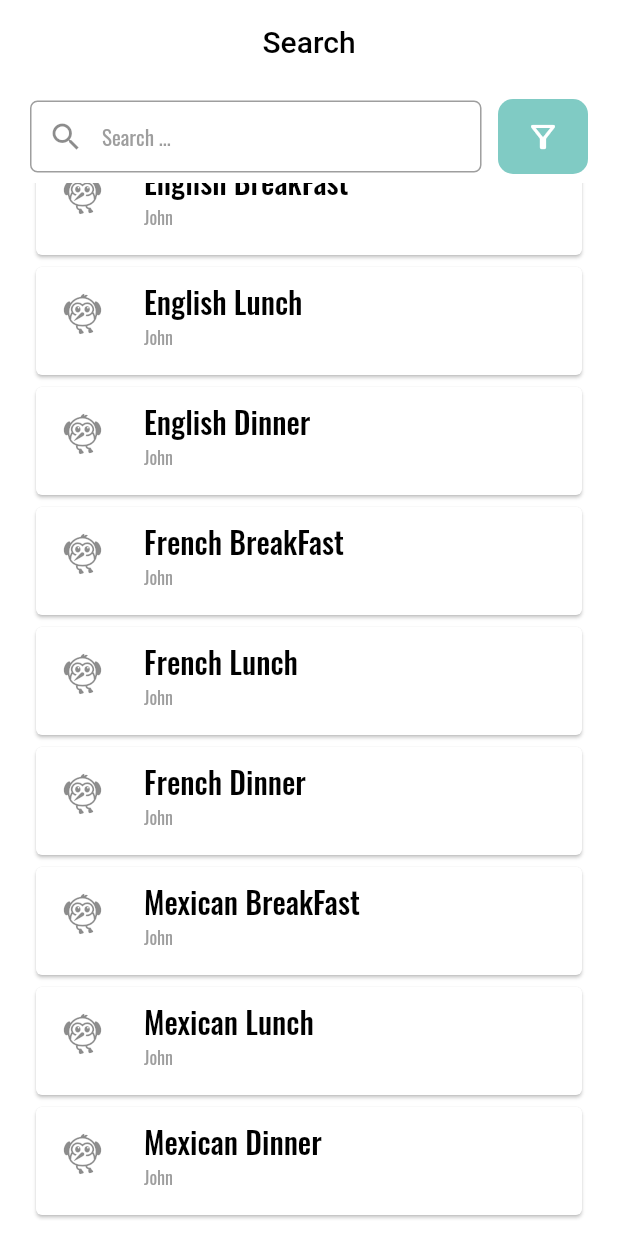
After one commit to BasitCh/recipely, a Flutter app: the SearchScreen screen opened by its route, scrolled down 748 dp, after a tap on the "filter alt" icon, on a phone screen of 412 x 824 dp. The commit adds this screen. Run offline on Flutter 3.47's test engine with Material 2 defaults, Android fonts, the phone set to English and light mode, and no system bars; our stand-ins replace bloc, firebase_auth, firebase_core, firebase_crashlytics, flutter_bloc, flutter_screenutil and 6 more; accounts and stored records are empty.

Commit message:
feat[get-products]: products list fetched

```diff
--- /dev/null
+++ b/lib/application/search_bloc/search_bloc.dart
@@ -0,0 +1,33 @@
+// ignore_for_file: depend_on_referenced_packages
+
+import 'package:bloc/bloc.dart';
+import 'package:recipely/infrastructure/search/search_repository.dart';
+import '../../domain/search/food.dart';
+
+part 'search_event.dart';
+part 'search_state.dart';
+
+class SearchBloc extends Bloc<SearchEvent, SearchState> {
+  final SearchRepository searchRepository;
+
+  SearchBloc({required this.searchRepository}) : super(InitialState()) {
+    on<GetFood>(_onGetFood);
+  }
+
+  Future<void> _onGetFood(
+    GetFood event,
+    Emitter<SearchState> emit,
+  ) async {
+    emit(LoadingFood());
+    Future.delayed(const Duration(seconds: 3), () {});
+    final response = searchRepository.getFood();
+    response.fold(
+      (Exception failure) => emit(
+        ErrorLoadingFood(
+          error: failure.toString(),
+        ),
+      ),
+      (List<Food> food) => emit(FoodLoaded(food: food)),
+    );
+  }
+}
--- /dev/null
+++ b/lib/application/search_bloc/search_event.dart
@@ -0,0 +1,5 @@
+part of 'search_bloc.dart';
+
+class SearchEvent {}
+
+class GetFood extends SearchEvent {}
--- /dev/null
+++ b/lib/application/search_bloc/search_state.dart
@@ -0,0 +1,18 @@
+part of 'search_bloc.dart';
+
+class SearchState {}
+
+class InitialState extends SearchState {}
+
+class LoadingFood extends SearchState {}
+
+class FoodLoaded extends SearchState {
+  final List<Food> food;
+  FoodLoaded({required this.food});
+}
+
+class ErrorLoadingFood extends SearchState {
+  final String error;
+
+  ErrorLoadingFood({required this.error});
+}
--- /dev/null
+++ b/lib/domain/search/category.dart
@@ -0,0 +1,15 @@
+import 'package:freezed_annotation/freezed_annotation.dart';
+part 'category.g.dart';
+
+@JsonSerializable()
+class Category {
+  Category({required this.id, required this.name});
+
+  final String id;
+  final String name;
+
+  factory Category.fromJson(Map<String, Object?> json) =>
+      _$CategoryFromJson(json);
+
+  Map<String, dynamic> toJson(dynamic data) => _$CategoryToJson(data);
+}
--- /dev/null
+++ b/lib/domain/search/cusine.dart
@@ -0,0 +1,14 @@
+import 'package:freezed_annotation/freezed_annotation.dart';
+part 'cusine.g.dart';
+
+@JsonSerializable()
+class Cusine {
+  Cusine({required this.id, required this.name});
+
+  final String id;
+  final String name;
+
+  factory Cusine.fromJson(Map<String, Object?> json) => _$CusineFromJson(json);
+
+  Map<String, dynamic> toJson(dynamic data) => _$CusineToJson(data);
+}
--- /dev/null
+++ b/lib/domain/search/food.dart
@@ -0,0 +1,22 @@
+import 'package:freezed_annotation/freezed_annotation.dart';
+part 'food.g.dart';
+
+@JsonSerializable()
+class Food {
+  Food({
+    required this.id,
+    required this.name,
+    required this.categoryId,
+    required this.cusineId,
+    required this.chef,
+  });
+  final String id;
+  final String name;
+  final String categoryId;
+  final String cusineId;
+  final String chef;
+
+  factory Food.fromJson(Map<String, Object?> json) => _$FoodFromJson(json);
+
+  Map<String, dynamic> toJson(dynamic data) => _$FoodToJson(data);
+}
--- /dev/null
+++ b/lib/domain/search/i_search_repository.dart
@@ -0,0 +1,6 @@
+import 'package:fpdart/fpdart.dart';
+import 'package:recipely/domain/search/food.dart';
+
+abstract class ISearchRepository {
+  Either<Exception, List<Food>> getFood();
+}
--- a/lib/infrastructure/di/injectable.dart
+++ b/lib/infrastructure/di/injectable.dart
@@ -2,6 +2,7 @@ import 'package:firebase_auth/firebase_auth.dart';
 import 'package:get_it/get_it.dart';
 import 'package:recipely/domain/auth/i_auth_repository.dart';
 import 'package:recipely/infrastructure/auth/firebase_auth_repository.dart';
+import 'package:recipely/infrastructure/search/search_data_service.dart';
 import 'package:recipely/infrastructure/services/navigation_service.dart';
 
 final GetIt getIt = GetIt.instance;
@@ -14,4 +15,5 @@ void registerServices() {
       firebaseAuth,
     ),
   );
+  getIt.registerSingleton<SearchDataService>(SearchDataService());
 }
--- /dev/null
+++ b/lib/infrastructure/search/search_data_service.dart
@@ -0,0 +1,170 @@
+// ignore_for_file: implementation_imports
+
+import 'package:fpdart/src/either.dart';
+import 'package:injectable/injectable.dart';
+import 'package:recipely/domain/search/category.dart';
+import 'package:recipely/domain/search/cusine.dart';
+import 'package:recipely/domain/search/food.dart';
+import 'package:recipely/domain/search/i_search_repository.dart';
+
+@LazySingleton(as: ISearchRepository)
+class SearchDataService implements ISearchRepository {
+  @override
+  Either<Exception, List<Food>> getFood() {
+    try {
+      return right(food);
+    } catch (e) {
+      return left(Exception(e.toString()));
+    }
+  }
+}
+
+final categories = [
+  Category(id: '1', name: 'Breakfast'),
+  Category(id: '2', name: 'Lunch'),
+  Category(id: '3', name: 'Dinner'),
+];
+
+final cusines = [
+  Cusine(
+    id: '1',
+    name: 'Italian',
+  ),
+  Cusine(
+    id: '2',
+    name: 'Mediterranean',
+  ),
+  Cusine(
+    id: '3',
+    name: 'Chinese',
+  ),
+  Cusine(
+    id: '4',
+    name: 'English',
+  ),
+  Cusine(
+    id: '5',
+    name: 'French',
+  ),
+  Cusine(
+    id: '6',
+    name: 'Mexican',
+  )
+];
+
+final food = [
+  // Italian items
+  Food(
+      id: '1',
+      name: 'Italian BreakFast',
+      categoryId: '1',
+      cusineId: '1',
+      chef: 'John'),
+  Food(
+      id: '2',
+      name: 'Italian Lunch',
+      categoryId: '2',
+      cusineId: '1',
+      chef: 'John'),
+  Food(
+      id: '3',
+      name: 'Italian Dinner',
+      categoryId: '3',
+      cusineId: '1',
+      chef: 'John'),
+  // Mediterranean items
+  Food(
+      id: '4',
+      name: 'Mediterranean BreakFast',
+      categoryId: '1',
+      cusineId: '2',
+      chef: 'John'),
+  Food(
+      id: '5',
+      name: 'Mediterranean Lunch',
+      categoryId: '2',
+      cusineId: '2',
+      chef: 'John'),
+  Food(
+      id: '6',
+      name: 'Mediterranean Dinner',
+      categoryId: '3',
+      cusineId: '2',
+      chef: 'John'),
+  // Chinease items
+  Food(
+      id: '7',
+      name: 'Chinease BreakFast',
+      categoryId: '1',
+      cusineId: '3',
+      chef: 'John'),
+  Food(
+      id: '8',
+      name: 'Chinease Lunch',
+      categoryId: '2',
+      cusineId: '3',
+      chef: 'John'),
+  Food(
+      id: '9',
+      name: 'Chinease Dinner',
+      categoryId: '3',
+      cusineId: '3',
+      chef: 'John'),
+  // English Items
+  Food(
+      id: '10',
+      name: 'English BreakFast',
+      categoryId: '1',
+      cusineId: '4',
+      chef: 'John'),
+  Food(
+      id: '11',
+      name: 'English Lunch',
+      categoryId: '2',
+      cusineId: '4',
+      chef: 'John'),
+  Food(
+      id: '12',
+      name: 'English Dinner',
+      categoryId: '3',
+      cusineId: '4',
+      chef: 'John'),
+  // French Items
+  Food(
+      id: '13',
+      name: 'French BreakFast',
+      categoryId: '1',
+      cusineId: '5',
+      chef: 'John'),
+  Food(
+      id: '14',
+      name: 'French Lunch',
+      categoryId: '2',
+      cusineId: '5',
+      chef: 'John'),
+  Food(
+      id: '15',
+      name: 'French Dinner',
+      categoryId: '3',
+      cusineId: '5',
+      chef: 'John'),
+  // Mexican
+  Food(
+      id: '16',
+      name: 'Mexican BreakFast',
+      categoryId: '1',
+      cusineId: '6',
+      chef: 'John'),
+  Food(
+      id: '17',
+      name: 'Mexican Lunch',
+      categoryId: '2',
+      cusineId: '6',
+      chef: 'John'),
+  Food(
+      id: '18',
+      name: 'Mexican Dinner',
+      categoryId: '3',
+      cusineId: '6',
+      chef: 'John'),
+];
--- /dev/null
+++ b/lib/infrastructure/search/search_repository.dart
@@ -0,0 +1,15 @@
+// ignore_for_file: implementation_imports
+
+import 'package:fpdart/src/either.dart';
+import 'package:recipely/domain/search/food.dart';
+import 'package:recipely/domain/search/i_search_repository.dart';
+import 'package:recipely/infrastructure/search/search_data_service.dart';
+
+class SearchRepository implements ISearchRepository {
+  final SearchDataService searchDataService;
+
+  SearchRepository({required this.searchDataService});
+
+  @override
+  Either<Exception, List<Food>> getFood() => searchDataService.getFood();
+}
--- a/lib/infrastructure/services/navigation_service.dart
+++ b/lib/infrastructure/services/navigation_service.dart
@@ -15,24 +15,7 @@ abstract class NavigationService {
   static const String preSplashRouteUri = '/';
   static const String postSplashRouteUri = 'landing-page';
   static const String loginRouteUri = '/login'; // remove this forward slash ...
-  static const String homeRouteUri = 'home';
-  // static const String mainScreenRouteUri = 'mainScreen';
-  static const String editRadiusRouteUri = 'editRadius';
-  static const String wizardRouteUri = 'wizard';
-  static const String personalInfoRouteUri = 'tell-us-about';
-  static const String forgetPasswordRouteUri = 'forget-password';
-  static const String newPasswordRouteUri = 'new-password';
-  static const String signupRouteUri = 'signup';
-  static const String calenderView = 'calender';
-  static const String viewProfile = 'viewProfile';
-  static const String editProfile = 'editProfile';
-  static const String pointOfInterestRouteUri = 'point-of-interest';
-  static const String myWalkDetail = 'myWalkDetail';
-  static const String viewPointOfInterestRouteUri = 'view';
-  static const String walkingInfoRouteUri = 'walking-info';
-  static const String myWalksRouteUri = 'myWalks';
-  static const String newWalkRouteUri = 'newWalk';
-  static const String newPOIRouteUri = 'newPOI';
+  static const String searchRouteUri = 'search';
 
   void navigateToNamed({
     required BuildContext context,
--- a/lib/main.dart
+++ b/lib/main.dart
@@ -5,16 +5,16 @@ import 'dart:ui';
 import 'package:firebase_core/firebase_core.dart';
 import 'package:firebase_crashlytics/firebase_crashlytics.dart';
 import 'package:flutter/material.dart';
+import 'package:recipely/firebase_options.dart';
 
 import 'package:recipely/infrastructure/di/injectable.dart';
 import 'package:recipely/receipely_app.dart';
 
-import 'firebase_options.dart';
 import 'shared/screen_util/screen_util.dart';
 
 void main() async {
   WidgetsFlutterBinding.ensureInitialized();
-  await Firebase.initializeApp();
+  await Firebase.initializeApp(options: DefaultFirebaseOptions.currentPlatform);
   // Pass all uncaught "fatal" errors from the framework to Crashlytics
   FlutterError.onError = FirebaseCrashlytics.instance.recordFlutterFatalError;
   FlutterError.onError = (errorDetails) {
--- a/lib/presentation/delegates/gorouter_delegate.dart
+++ b/lib/presentation/delegates/gorouter_delegate.dart
@@ -2,6 +2,7 @@ import 'package:flutter/material.dart';
 import 'package:go_router/go_router.dart';
 import 'package:recipely/infrastructure/services/navigation_service.dart';
 import 'package:recipely/presentation/login/login_screen.dart';
+import 'package:recipely/presentation/search/search_screen.dart';
 
 final _rootNavigatorKey = GlobalKey<NavigatorState>();
 // final _shellNavigatorKey = GlobalKey<NavigatorState>();
@@ -20,6 +21,14 @@ class GoRouterDelegate {
           return const LoginScreen();
         },
       ),
+      GoRoute(
+        parentNavigatorKey: _rootNavigatorKey,
+        path: '/${NavigationService.searchRouteUri}',
+        name: NavigationService.searchRouteUri,
+        builder: (context, routerState) {
+          return const SearchScreen();
+        },
+      ),
     ],
   );
 }
--- a/lib/presentation/login/login_screen.dart
+++ b/lib/presentation/login/login_screen.dart
@@ -2,6 +2,8 @@ import 'package:flutter/material.dart';
 import 'package:flutter_bloc/flutter_bloc.dart';
 import 'package:flutter_screenutil/flutter_screenutil.dart';
 import 'package:recipely/application/login_bloc/login_bloc.dart';
+import 'package:recipely/infrastructure/di/injectable.dart';
+import 'package:recipely/infrastructure/services/navigation_service.dart';
 import 'package:recipely/shared/extensions/media_query.dart';
 import 'package:recipely/shared/extensions/number_extensions.dart';
 import 'package:recipely/shared/global.dart';
@@ -20,13 +22,13 @@ class LoginScreen extends StatefulWidget {
 }
 
 class _LoginScreenState extends State<LoginScreen> {
-  // ignore: prefer_final_fields
-  GlobalKey<FormState> _formKey = GlobalKey<FormState>();
+  late GlobalKey<FormState> _formKey;
   late TextEditingController email;
   late TextEditingController password;
   @override
   void initState() {
     super.initState();
+    _formKey = GlobalKey<FormState>();
     email = TextEditingController();
     password = TextEditingController();
   }
@@ -68,10 +70,10 @@ class _LoginScreenState extends State<LoginScreen> {
                   } else if (state is LoginSuccess) {
                     ScaffoldMessenger.of(context).showSnackBar(
                         const SnackBar(content: Text('Login success')));
-                    // getIt<NavigationService>().replaceWithNamed(
-                    //   context: context,
-                    //   uri: NavigationService.homeRouteUri,
-                    // );
+                    getIt<NavigationService>().replaceWithNamed(
+                      context: context,
+                      uri: NavigationService.searchRouteUri,
+                    );
                   }
                 }, child: BlocBuilder<LoginBloc, LoginState>(
                   builder: (context, state) {
--- /dev/null
+++ b/lib/presentation/search/search_screen.dart
@@ -0,0 +1,143 @@
+import 'package:flutter/material.dart';
+import 'package:flutter_bloc/flutter_bloc.dart';
+import 'package:recipely/application/search_bloc/search_bloc.dart';
+import 'package:recipely/shared/extensions/number_extensions.dart';
+import 'package:recipely/shared/widgets/standard_text.dart';
+import 'package:recipely/shared/widgets/standard_textfield.dart';
+
+class SearchScreen extends StatefulWidget {
+  const SearchScreen({super.key});
+
+  @override
+  State<SearchScreen> createState() => _SearchScreenState();
+}
+
+class _SearchScreenState extends State<SearchScreen> {
+  late TextEditingController searchController;
+
+  @override
+  void initState() {
+    super.initState();
+    searchController = TextEditingController();
+    context.read<SearchBloc>().add(GetFood());
+  }
+
+  @override
+  void dispose() {
+    super.dispose();
+    searchController.dispose();
+  }
+
+  @override
+  Widget build(BuildContext context) {
+    return Scaffold(
+        resizeToAvoidBottomInset: true,
+        backgroundColor: Colors.white,
+        appBar: AppBar(
+          backgroundColor: Colors.white,
+          shadowColor: Colors.transparent,
+          title: const Text(
+            'Search',
+            style: TextStyle(color: Colors.black, fontSize: 20),
+          ),
+          centerTitle: true,
+        ),
+        body: BlocBuilder<SearchBloc, SearchState>(
+          builder: (context, state) {
+            return (state is LoadingFood)
+                ? const Center(
+                    child: CircularProgressIndicator.adaptive(),
+                  )
+                : (state is ErrorLoadingFood)
+                    ? Center(
+                        child: StandardText.body2(
+                          context,
+                          state.error,
+                          color: Colors.red,
+                        ),
+                      )
+                    : (state is FoodLoaded)
+                        ? Padding(
+                            padding: const EdgeInsets.symmetric(
+                                horizontal: 20, vertical: 10),
+                            child: CustomScrollView(
+                              slivers: [
+                                SliverAppBar(
+                                    pinned: true,
+                                    backgroundColor: Colors.white,
+                                    elevation: 0,
+                                    flexibleSpace: Row(
+                                      children: [
+                                        Flexible(
+                                          child: StandardTextField(
+                                            controller: searchController,
+                                            key: const Key('search_field'),
+                                            textInputAction:
+                                                TextInputAction.done,
+                                            inputFormatter: [
+                                              NoLeadingSpaceFormatter()
+                                            ],
+                                            prefixWidget:
+                                                const Icon(Icons.search),
+                                            inputBorder:
+                                                const OutlineInputBorder(
+                                              borderSide: BorderSide(
+                                                color: Colors.grey,
+                                              ),
+                                              borderRadius: BorderRadius.all(
+                                                Radius.circular(5.0),
+                                              ),
+                                            ),
+                                            hintText: 'Search ...',
+                                          ),
+                                        ),
+                                        10.horizontalGap,
+                                        Container(
+                                          width: 60,
+                                          height: 50,
+                                          decoration: BoxDecoration(
+                                            color: Colors.teal.shade200,
+                                            borderRadius:
+                                                BorderRadius.circular(10),
+                                          ),
+                                          child: IconButton(
+                                            icon: const Icon(
+                                              Icons.filter_alt_outlined,
+                                              color: Colors.white,
+                                            ),
+                                            onPressed: () {},
+                                          ),
+                                        )
+                                      ],
+                                    )),
+                                SliverList.builder(
+                                    itemCount: state.food.length,
+                                    itemBuilder: (context, index) {
+                                      final food = state.food[index];
+                                      return Card(
+                                        child: ListTile(
+                                          leading: const Icon(
+                                            Icons.flutter_dash_rounded,
+                                            size: 30,
+                                          ),
+                                          title: StandardText.headline4(
+                                            context,
+                                            food.name,
+                                            align: TextAlign.start,
+                                          ),
+                                          subtitle: StandardText.body2(
+                                            context,
+                                            food.chef,
+                                            color: Colors.grey,
+                                          ),
+                                        ),
+                                      );
+                                    })
+                              ],
+                            ),
+                          )
+                        : const SizedBox.shrink();
+          },
+        ));
+  }
+}
--- a/lib/receipely_app.dart
+++ b/lib/receipely_app.dart
@@ -4,9 +4,13 @@ import 'package:flutter/material.dart';
 import 'package:flutter/services.dart';
 import 'package:flutter_bloc/flutter_bloc.dart';
 import 'package:recipely/application/login_bloc/login_bloc.dart';
+import 'package:recipely/application/search_bloc/search_bloc.dart';
 import 'package:recipely/domain/auth/i_auth_repository.dart';
+import 'package:recipely/domain/search/i_search_repository.dart';
 import 'package:recipely/infrastructure/di/injectable.dart';
 import 'package:recipely/infrastructure/login/login_repository.dart';
+import 'package:recipely/infrastructure/search/search_data_service.dart';
+import 'package:recipely/infrastructure/search/search_repository.dart';
 
 import 'presentation/delegates/gorouter_delegate.dart';
 
@@ -21,6 +25,7 @@ class ReceipelyApp extends StatefulWidget {
 
 class _ReceipelyAppState extends State<ReceipelyApp> {
   late LoginRepository _loginRepository;
+  late SearchRepository _searchRepository;
 
   @override
   void initState() {
@@ -37,6 +42,8 @@ class _ReceipelyAppState extends State<ReceipelyApp> {
     _loginRepository = LoginRepository(
       iAuthRepository: getIt<IAuthRepository>(),
     );
+    _searchRepository =
+        SearchRepository(searchDataService: getIt<SearchDataService>());
   }
 
   @override
@@ -46,14 +53,21 @@ class _ReceipelyAppState extends State<ReceipelyApp> {
         RepositoryProvider(
           create: (BuildContext context) => _loginRepository,
         ),
+        RepositoryProvider(
+          create: (BuildContext context) => _searchRepository,
+        ),
       ],
       child: MultiBlocProvider(
         providers: [
           BlocProvider<LoginBloc>(
             create: (BuildContext context) =>
                 LoginBloc(loginRepository: _loginRepository),
-          ), //CameraCubit
-        ], //DeleteTrackBloc
+          ),
+          BlocProvider(
+            create: ((context) =>
+                SearchBloc(searchRepository: _searchRepository)),
+          ),
+        ],
         child: MaterialApp.router(
           debugShowCheckedModeBanner: false,
           routerConfig: GoRouterDelegate.routerConfig,
```
Also changed, not shown: lib/domain/search/category.g.dart (added), lib/domain/search/cusine.g.dart (added), lib/domain/search/food.g.dart (added), lib/firebase_options.dart (added), 1 other file.
